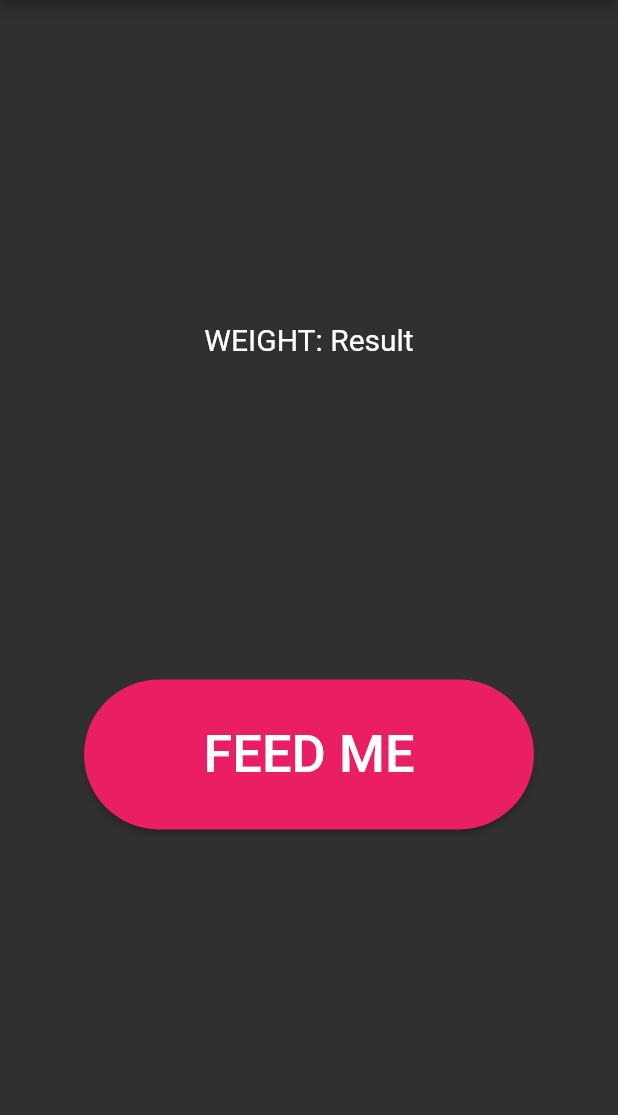
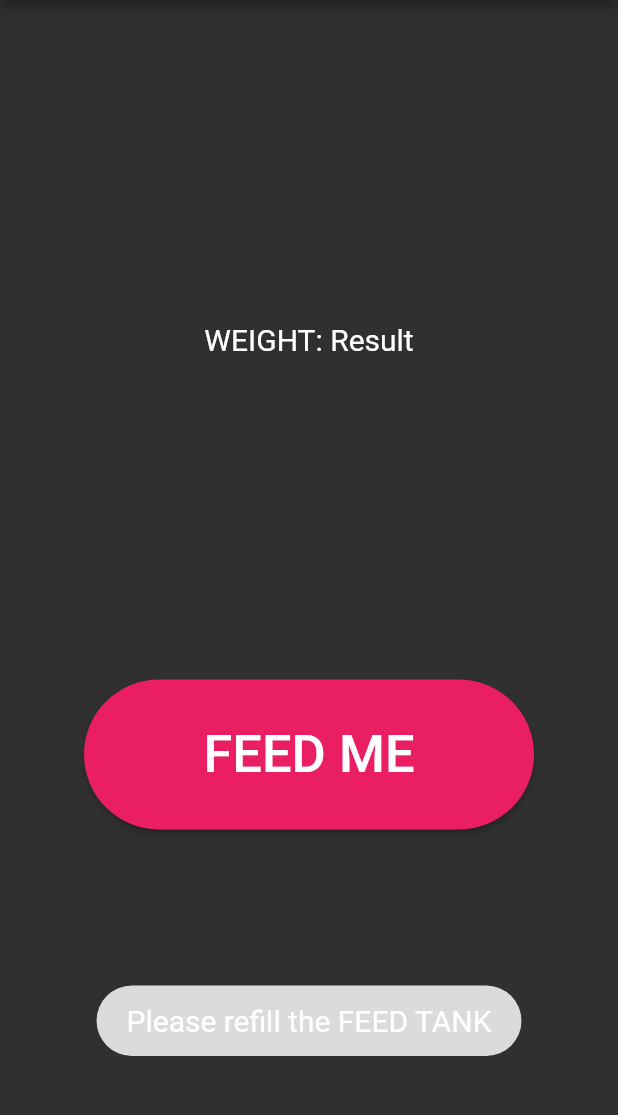
Before and after one commit to Chaaang/Thesis-mobileapp-final, a Flutter app: the Feed screen opened directly, after a tap on "FEED ME", on a phone screen of 412 x 824 dp, the part 84-1199 px from its top. Run offline on Flutter 3.47's test engine with Material 2 defaults, Android fonts, the phone set to English and light mode, and no system bars; our stand-ins replace firebase_core, firebase_database, firebase_messaging, flutter_local_notifications, fluttertoast, percent_indicator; accounts and stored records are empty.

```diff
--- a/pigs/lib/screens/cage1/feed1.dart
+++ b/pigs/lib/screens/cage1/feed1.dart
@@ -3,6 +3,7 @@ import 'dart:convert';
 import 'package:firebase_core/firebase_core.dart';
 import 'package:firebase_database/firebase_database.dart';
 import 'package:flutter/material.dart';
+import 'package:fluttertoast/fluttertoast.dart';
 import 'package:pigs/screens/settings.dart';
 
 class Feed extends StatefulWidget {
@@ -13,15 +14,17 @@ class Feed extends StatefulWidget {
 class _FeedState extends State<Feed> {
   final Future<FirebaseApp> _fbApp = Firebase.initializeApp();
   String display = "Result";
+  int tank = 0;
 
   @override
   void initState() {
     // TODO: implement initState
     super.initState();
-    activelistener();
+    getWeight();
+    getStatus();
   }
 
-  void activelistener() {
+  void getWeight() {
     final StreamSubscription<DatabaseEvent> _testRef = FirebaseDatabase.instance
         .ref()
         .child("cage_1/weight_1")
@@ -31,6 +34,20 @@ class _FeedState extends State<Feed> {
 
       setState(() {
         display = '$description';
+      });
+    });
+  }
+
+  void getStatus() {
+    final StreamSubscription<DatabaseEvent> _testRef = FirebaseDatabase.instance
+        .ref()
+        .child("cage_1/feed_tank_1")
+        .onValue
+        .listen((event) {
+      final int data = jsonDecode(jsonEncode(event.snapshot.value));
+
+      setState(() {
+        tank = data;
       });
     });
   }
@@ -64,7 +81,22 @@ class _FeedState extends State<Feed> {
               style: TextStyle(fontSize: 35),
             ),
             onPressed: () {
-              feed("ON");
+              if (tank > 10) {
+                feed("ON");
+                Fluttertoast.showToast(
+                    msg: "DONE",
+                    toastLength: Toast.LENGTH_LONG,
+                    gravity: ToastGravity.BOTTOM,
+                    textColor: Colors.white,
+                    fontSize: 20.0);
+              } else {
+                Fluttertoast.showToast(
+                    msg: "Please refill the FEED TANK",
+                    toastLength: Toast.LENGTH_LONG,
+                    gravity: ToastGravity.BOTTOM,
+                    textColor: Colors.white,
+                    fontSize: 20.0);
+              }
             },
             style: ElevatedButton.styleFrom(
                 primary: Colors.pink,
--- a/pigs/pubspec.yaml
+++ b/pigs/pubspec.yaml
@@ -40,6 +40,7 @@ dependencies:
   percent_indicator: ^4.0.0
   firebase_messaging: ^11.2.11
   flutter_local_notifications: ^9.4.0
+  fluttertoast: ^8.0.9
 
 dev_dependencies:
   flutter_test:
```
Also changed, not shown: pigs/lib/screens/cage2/feed2.dart (+33 -1 lines), pigs/lib/screens/feed_sched.dart (+7 -1 lines), pigs/lib/screens/settings.dart (+25 -26 lines), pigs/pubspec.lock.
